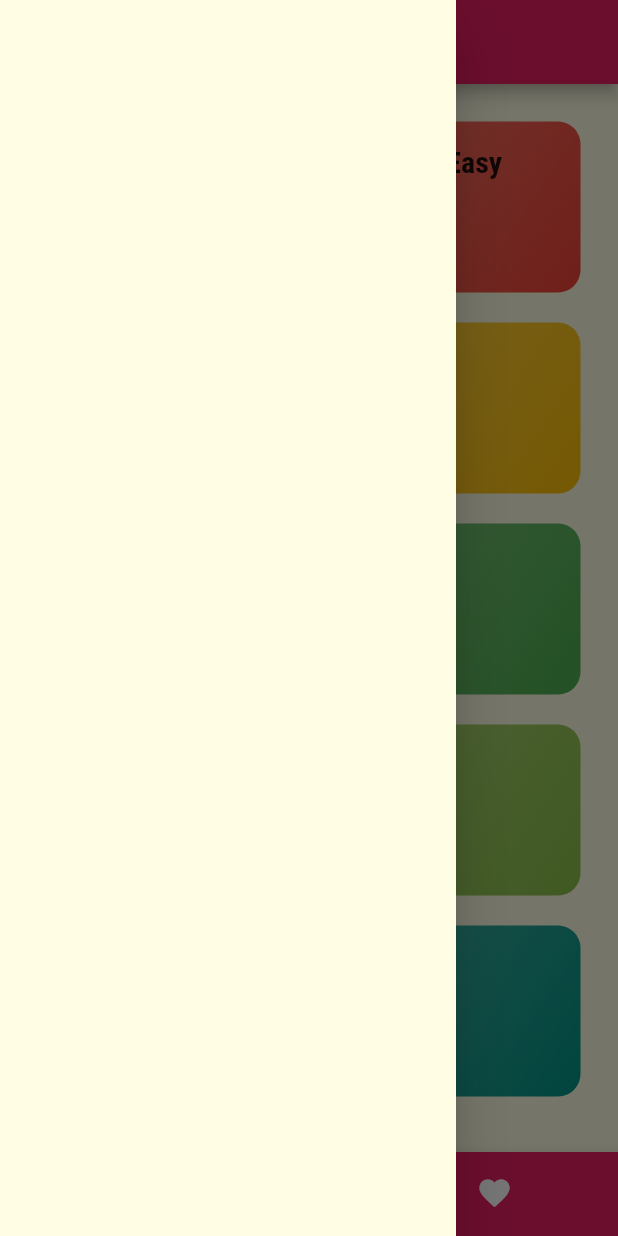
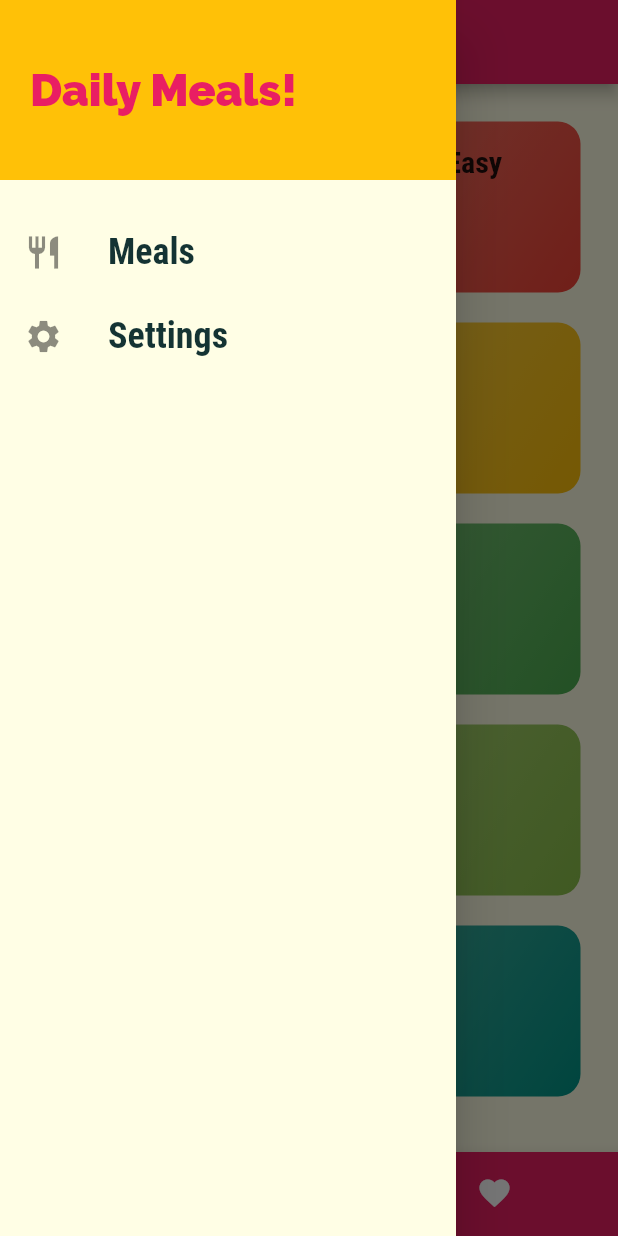
Before and after one commit to artur-sobolewski/flutter_food_app, a Flutter app: the screen it shows after launch, with the side drawer open, on a phone screen of 412 x 824 dp. Run offline on Flutter 3.47's test engine with Material 2 defaults, Android fonts, the phone set to English and light mode, and no system bars.

Commit message:
Added drawer with navigation

```diff
--- a/lib/main.dart
+++ b/lib/main.dart
@@ -1,5 +1,6 @@
 import 'package:flutter/material.dart';
 
+import './screens/filters_screen.dart';
 import './screens/tabs_screen_2.dart';
 import './screens/favorites_screen.dart';
 import './screens/meal_details_screen.dart';
@@ -48,6 +49,7 @@ class MyApp extends StatelessWidget {
         CategoryMealsScreen.routeName: (ctx) => CategoryMealsScreen(),
         MealDetailsScreen.routeName: (ctx) => MealDetailsScreen(),
         FavoritesScreen.routeName: (ctx) => FavoritesScreen(),
+        FiltersScreen.routeName: (ctx) => FiltersScreen(),
       },
 
       // Useful with dynamic app
--- a/lib/screens/categories_screen.dart
+++ b/lib/screens/categories_screen.dart
@@ -4,8 +4,6 @@ import '../dummy_data.dart';
 import '../widgets/category_item.dart';
 
 class CategoriesScreen extends StatelessWidget {
-  static const String routeName = '/';
-
   @override
   Widget build(BuildContext context) {
     return GridView(
--- /dev/null
+++ b/lib/screens/filters_screen.dart
@@ -0,0 +1,13 @@
+import 'package:flutter/material.dart';
+
+class FiltersScreen extends StatelessWidget {
+  static const routeName = '/filters';
+  @override
+  Widget build(BuildContext context) {
+    return Scaffold(
+      body: Center(
+        child: Text('Filters'),
+      ),
+    );
+  }
+}
--- a/lib/screens/tabs_screen_2.dart
+++ b/lib/screens/tabs_screen_2.dart
@@ -1,10 +1,13 @@
 import 'package:flutter/material.dart';
-import 'package:food_app/screens/category_meals_screen.dart';
 
+import './category_meals_screen.dart';
+import '../widgets/drawer.dart';
 import './favorites_screen.dart';
 import './categories_screen.dart';
 
 class TabsScreenV2 extends StatefulWidget {
+  static const String routeName = '/';
+
   @override
   _TabsScreenV2State createState() => _TabsScreenV2State();
 }
@@ -35,7 +38,7 @@ class _TabsScreenV2State extends State<TabsScreenV2> {
       appBar: AppBar(
         title: Text(_pages[_selectedPageIndex]['title']),
       ),
-      drawer: Drawer(),
+      drawer: MainDrawer(),
       body: _pages[_selectedPageIndex]['page'],
       bottomNavigationBar: BottomNavigationBar(
         onTap: _selectPage,
--- /dev/null
+++ b/lib/widgets/drawer.dart
@@ -0,0 +1,70 @@
+import 'package:flutter/material.dart';
+
+import '../screens/filters_screen.dart';
+import '../screens/tabs_screen_2.dart';
+
+class MainDrawer extends StatelessWidget {
+  Widget buildListTile(String title, IconData icon, Function tapHandler) {
+    return ListTile(
+      leading: Icon(
+        icon,
+        size: 26,
+      ),
+      title: Text(
+        title,
+        style: TextStyle(
+          fontFamily: 'RobotoCondensed',
+          fontSize: 24,
+          fontWeight: FontWeight.bold,
+        ),
+      ),
+      onTap: tapHandler,
+    );
+  }
+
+  // void
+
+  @override
+  Widget build(BuildContext context) {
+    return Drawer(
+      child: Column(
+        children: <Widget>[
+          Container(
+            height: 120,
+            width: double.infinity,
+            padding: EdgeInsets.all(20),
+            alignment: Alignment.centerLeft,
+            color: Theme.of(context).accentColor,
+            child: Text(
+              'Daily Meals!',
+              style: TextStyle(
+                fontWeight: FontWeight.w900,
+                fontSize: 30,
+                color: Theme.of(context).primaryColor,
+              ),
+            ),
+          ),
+          SizedBox(
+            height: 20,
+          ),
+          buildListTile(
+            'Meals',
+            Icons.restaurant,
+            () {
+              Navigator.of(context).pushNamed(
+                TabsScreenV2.routeName,
+              );
+            },
+          ),
+          buildListTile(
+            'Settings',
+            Icons.settings,
+            () {
+              Navigator.of(context).pushNamed(FiltersScreen.routeName);
+            },
+          ),
+        ],
+      ),
+    );
+  }
+}
```
